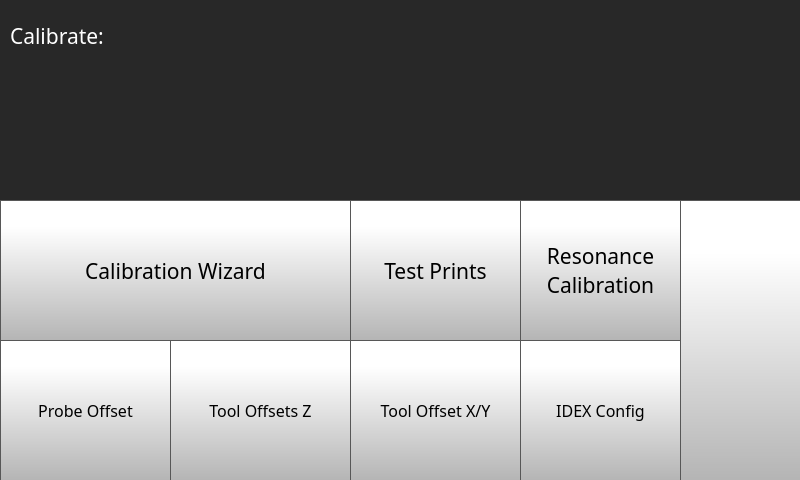
The window that src/ui/calibratePage/calibratePage.ui (FracktalWorks/ControlCenter) describes before a commit, drawn with Qt 5.
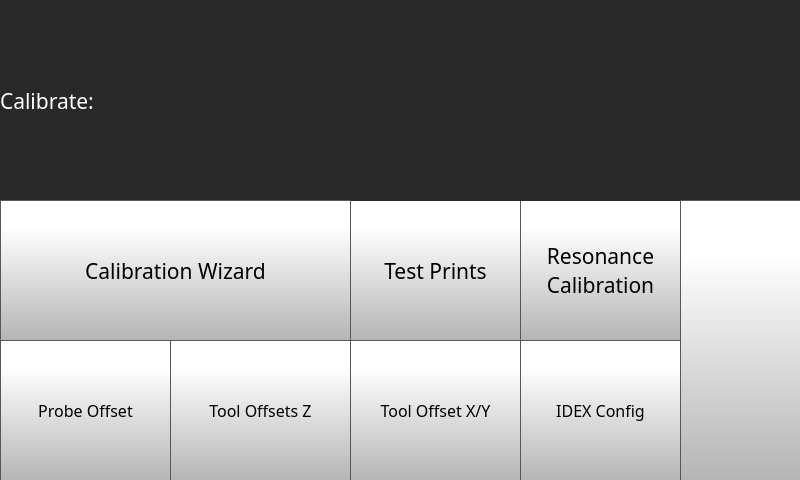
The same window after the commit. Icons and pictures are not drawn.

The edit to the form file:
```diff
--- a/src/ui/calibratePage/calibratePage.ui
+++ b/src/ui/calibratePage/calibratePage.ui
@@ -25,8 +25,12 @@
   <property name="windowTitle">
    <string>Form</string>
   </property>
+  <property name="autoFillBackground">
+   <bool>false</bool>
+  </property>
   <property name="styleSheet">
-   <string notr="true">background-color: rgb(40,40,40);
+   <string notr="true">
+background-color: rgb(40, 40, 40);
 </string>
   </property>
   <widget class="QToolButton" name="toolOffsetZButton">
@@ -324,10 +328,10 @@
   <widget class="QLabel" name="calibrateLabel">
    <property name="geometry">
     <rect>
-     <x>10</x>
-     <y>20</y>
-     <width>231</width>
-     <height>31</height>
+     <x>0</x>
+     <y>0</y>
+     <width>801</width>
+     <height>201</height>
     </rect>
    </property>
    <property name="font">
```
